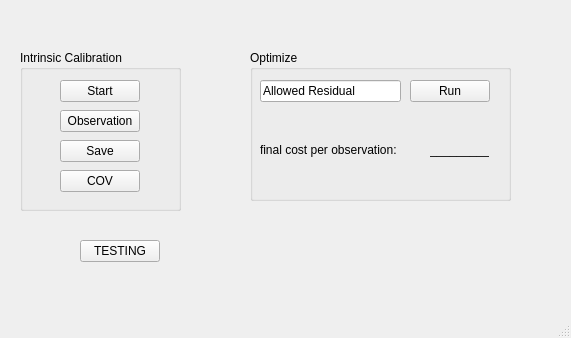
Above: calibration_guis/ui/main_window.ui from ros-industrial/industrial_calibration before the change. Below: the same form after it.
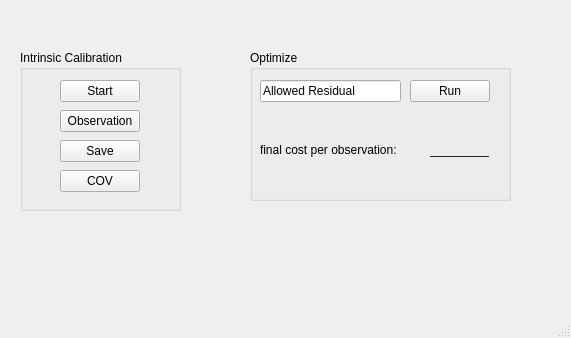
That is the form after the change. Icons and pictures are not drawn.

Diff of the .ui file:
```diff
--- a/calibration_guis/ui/main_window.ui
+++ b/calibration_guis/ui/main_window.ui
@@ -163,27 +163,6 @@
       <string>_________</string>
      </property>
     </widget>
-    <zorder>allowed_residual_</zorder>
-    <zorder>runButton</zorder>
-    <zorder>final_label</zorder>
-    <zorder>final_resid_lb_</zorder>
-    <zorder>allowed_residual_</zorder>
-    <zorder>runButton</zorder>
-    <zorder>final_label</zorder>
-    <zorder>final_resid_lb_</zorder>
-   </widget>
-   <widget class="QPushButton" name="testingButton">
-    <property name="geometry">
-     <rect>
-      <x>80</x>
-      <y>240</y>
-      <width>80</width>
-      <height>22</height>
-     </rect>
-    </property>
-    <property name="text">
-     <string>TESTING</string>
-    </property>
    </widget>
   </widget>
   <widget class="QStatusBar" name="statusbar"/>
```
Left out of the diff: 7 changed lines with no effect on the pictures.
